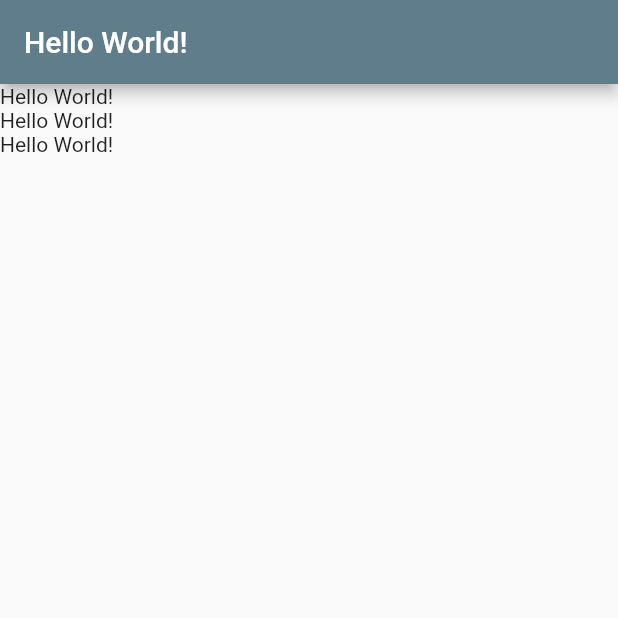
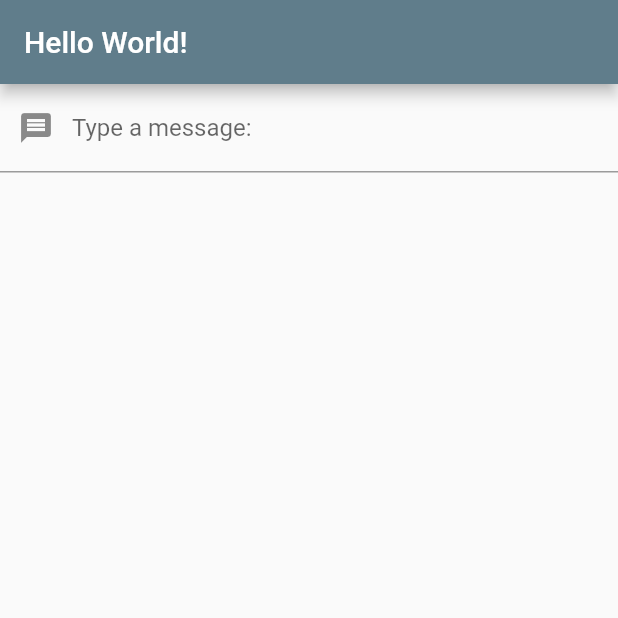
Before and after one commit to IzerOnadim/twt-flutter-course, a Flutter app: the screen it shows after launch, on a phone screen of 412 x 824 dp, the top half of it. Run offline on Flutter 3.47's test engine with Material 2 defaults, Android fonts, the phone set to English and light mode, and no system bars.

Commit message:
Tutorial 3 finished

```diff
--- a/lib/main.dart
+++ b/lib/main.dart
@@ -24,19 +24,48 @@
   @override
   Widget build(BuildContext context) {
     return Scaffold(
-      appBar: AppBar(title: const Text("Hello World!")),
-      body: Column(
-        children: const <Widget>[TestWidget(), TestWidget(), TestWidget()],
-      ),
-    );
+        appBar: AppBar(title: const Text("Hello World!")),
+        body: const TextInputWidget());
   }
 }
 
-class TestWidget extends StatelessWidget {
-  const TestWidget({Key? key}) : super(key: key);
+class TextInputWidget extends StatefulWidget {
+  const TextInputWidget({Key? key}) : super(key: key);
+
+  @override
+  State<TextInputWidget> createState() => _TextInputWidgetState();
+}
+
+class _TextInputWidgetState extends State<TextInputWidget> {
+  final controller = TextEditingController();
+  String text = "";
+
+  @override
+  void dispose() {
+    super.dispose();
+    controller.dispose();
+  }
+
+  void changeText(String text) {
+    if (text == "Hello World!") {
+      controller.clear();
+      text = "";
+    }
+    setState(() {
+      this.text = text;
+    });
+  }
 
   @override
   Widget build(BuildContext context) {
-    return const Text("Hello World!");
+    return Column(children: <Widget>[
+      TextField(
+        controller: controller,
+        decoration: const InputDecoration(
+            prefixIcon: Icon(Icons.message), labelText: "Type a message:"),
+        onChanged: changeText,
+      ),
+      Text(text)
+    ]);
   }
 }
```
